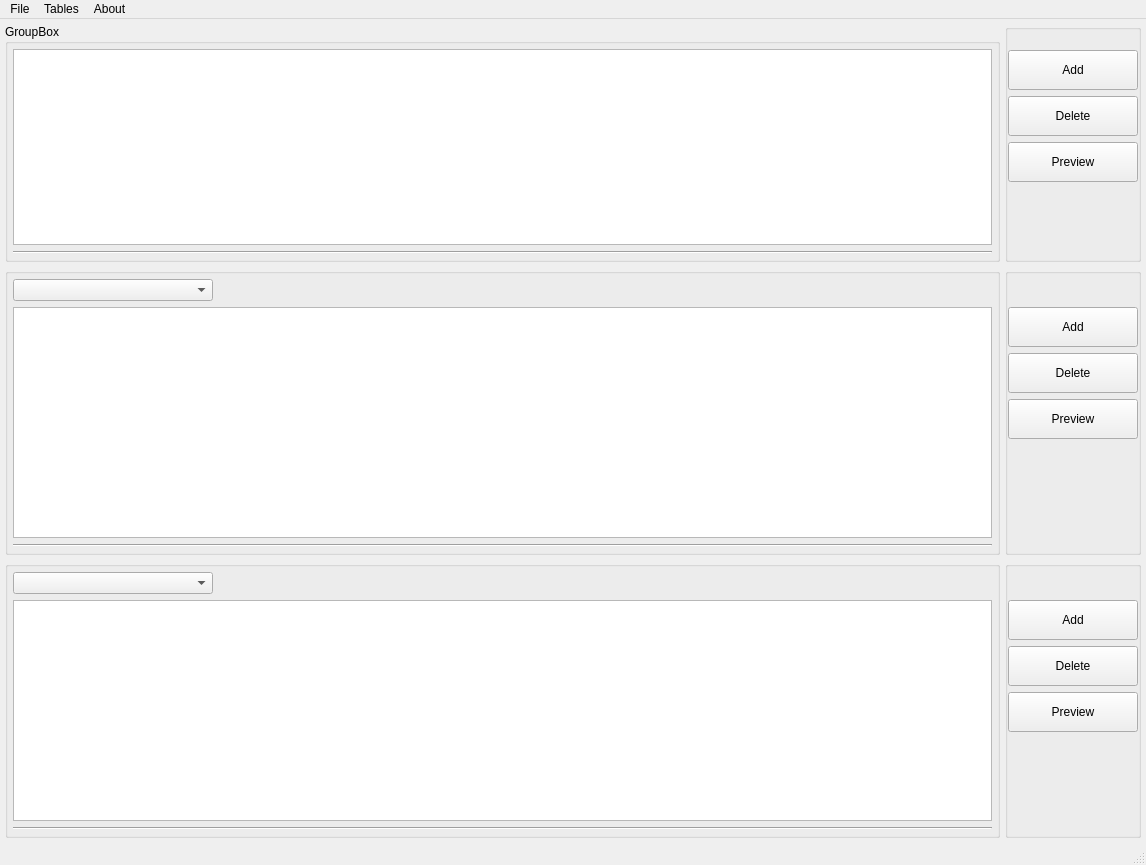
The window that FFSDatabaseInterface.ui (shimanskIA/FFS-Software) describes before a commit, drawn with Qt 5.
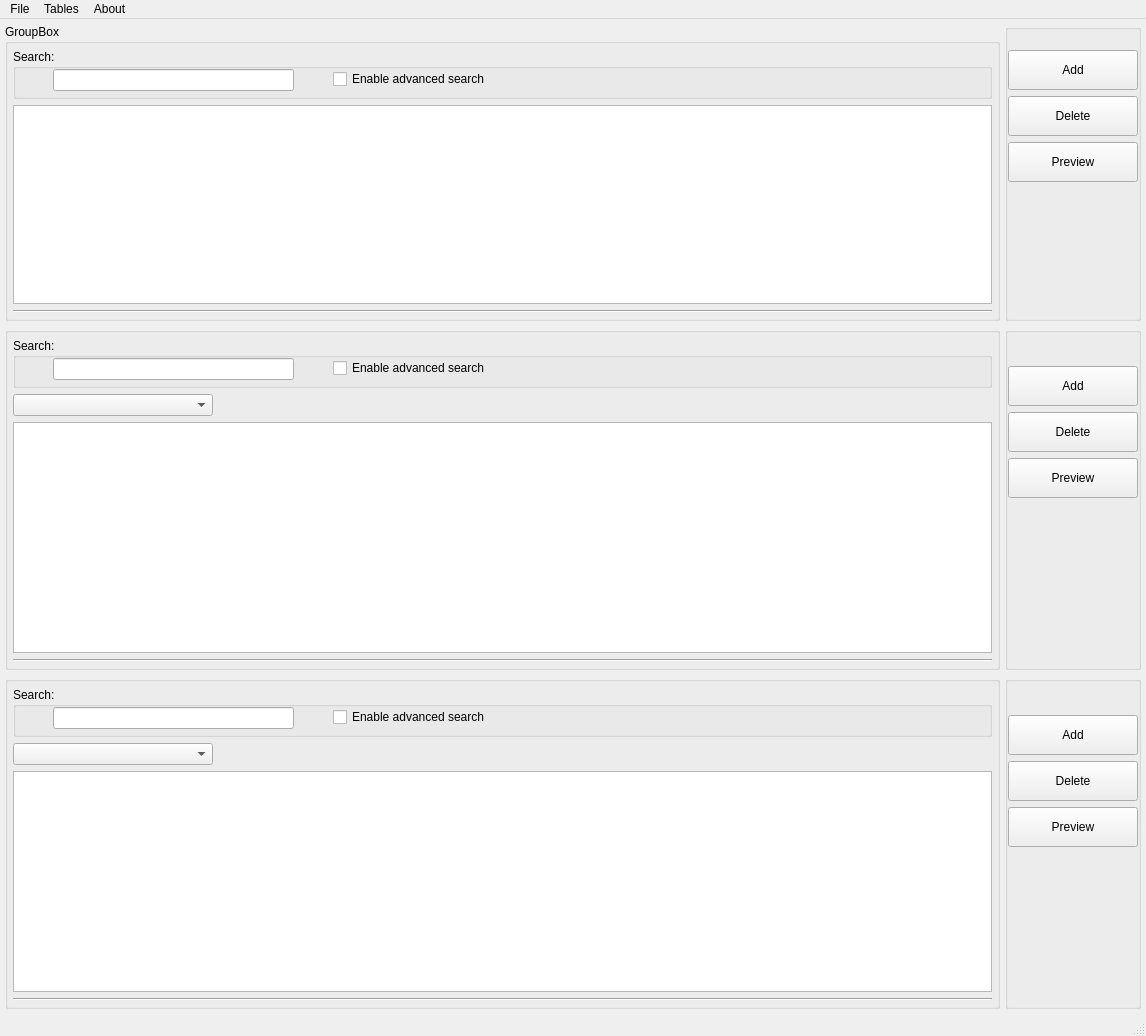
The same window after the commit. Icons and pictures are not drawn.

Commit message: implemented functionality of search via keyword and multiparamtrical advanced search that was not fully implemented yet

```diff
--- a/FFSDatabaseInterface.ui
+++ b/FFSDatabaseInterface.ui
@@ -7,7 +7,7 @@
     <x>0</x>
     <y>0</y>
     <width>1140</width>
-    <height>865</height>
+    <height>1036</height>
    </rect>
   </property>
   <property name="minimumSize">
@@ -84,6 +84,64 @@
          <property name="bottomMargin">
           <number>5</number>
          </property>
+         <item>
+          <widget class="QGroupBox" name="groupBox_2">
+           <property name="minimumSize">
+            <size>
+             <width>0</width>
+             <height>50</height>
+            </size>
+           </property>
+           <property name="title">
+            <string>Search:</string>
+           </property>
+           <widget class="QLineEdit" name="majorSearchInput">
+            <property name="geometry">
+             <rect>
+              <x>40</x>
+              <y>20</y>
+              <width>241</width>
+              <height>22</height>
+             </rect>
+            </property>
+           </widget>
+           <widget class="QLabel" name="majorSearchImage">
+            <property name="geometry">
+             <rect>
+              <x>10</x>
+              <y>20</y>
+              <width>31</width>
+              <height>21</height>
+             </rect>
+            </property>
+            <property name="frameShape">
+             <enum>QFrame::NoFrame</enum>
+            </property>
+            <property name="frameShadow">
+             <enum>QFrame::Plain</enum>
+            </property>
+            <property name="text">
+             <string/>
+            </property>
+            <property name="pixmap">
+             <pixmap>icons8-поиск-24.png</pixmap>
+            </property>
+           </widget>
+           <widget class="QCheckBox" name="majorAdvancedSearchCheckbox">
+            <property name="geometry">
+             <rect>
+              <x>320</x>
+              <y>20</y>
+              <width>161</width>
+              <height>20</height>
+             </rect>
+            </property>
+            <property name="text">
+             <string>Enable advanced search</string>
+            </property>
+           </widget>
+          </widget>
+         </item>
          <item>
           <widget class="QTableView" name="majorTableView">
            <property name="minimumSize">
@@ -237,6 +295,58 @@
          <property name="bottomMargin">
           <number>5</number>
          </property>
+         <item>
+          <widget class="QGroupBox" name="groupBox_4">
+           <property name="minimumSize">
+            <size>
+             <width>0</width>
+             <height>50</height>
+            </size>
+           </property>
+           <property name="title">
+            <string>Search:</string>
+           </property>
+           <widget class="QLineEdit" name="searchInput">
+            <property name="geometry">
+             <rect>
+              <x>40</x>
+              <y>20</y>
+              <width>241</width>
+              <height>22</height>
+             </rect>
+            </property>
+           </widget>
+           <widget class="QLabel" name="searchImage">
+            <property name="geometry">
+             <rect>
+              <x>10</x>
+              <y>20</y>
+              <width>31</width>
+              <height>21</height>
+             </rect>
+            </property>
+            <property name="text">
+             <string/>
+            </property>
+            <property name="pixmap">
+             <pixmap>icons8-поиск-24.png</pixmap>
+            </property>
+           </widget>
+           <widget class="QCheckBox" name="advancedSearchCheckbox">
+            <property name="geometry">
+             <rect>
+              <x>320</x>
+              <y>20</y>
+              <width>161</width>
+              <height>20</height>
+             </rect>
+            </property>
+            <property name="text">
+             <string>Enable advanced search</string>
+            </property>
+           </widget>
+          </widget>
+         </item>
          <item>
           <widget class="QComboBox" name="tableSelector">
            <property name="minimumSize">
@@ -394,6 +504,58 @@
          <property name="bottomMargin">
           <number>5</number>
          </property>
+         <item>
+          <widget class="QGroupBox" name="groupBox_6">
+           <property name="minimumSize">
+            <size>
+             <width>0</width>
+             <height>50</height>
+            </size>
+           </property>
+           <property name="title">
+            <string>Search:</string>
+           </property>
+           <widget class="QLineEdit" name="minorSearchInput">
+            <property name="geometry">
+             <rect>
+              <x>40</x>
+              <y>20</y>
+              <width>241</width>
+              <height>22</height>
+             </rect>
+            </property>
+           </widget>
+           <widget class="QLabel" name="minorSearchImage">
+            <property name="geometry">
+             <rect>
+              <x>10</x>
+              <y>20</y>
+              <width>31</width>
+              <height>21</height>
+             </rect>
+            </property>
+            <property name="text">
+             <string/>
+            </property>
+            <property name="pixmap">
+             <pixmap>icons8-поиск-24.png</pixmap>
+            </property>
+           </widget>
+           <widget class="QCheckBox" name="minorAdvancedSearchCheckbox">
+            <property name="geometry">
+             <rect>
+              <x>320</x>
+              <y>20</y>
+              <width>161</width>
+              <height>20</height>
+             </rect>
+            </property>
+            <property name="text">
+             <string>Enable advanced search</string>
+            </property>
+           </widget>
+          </widget>
+         </item>
          <item>
           <widget class="QComboBox" name="minorTableSelector">
            <property name="maximumSize">
```
The commit also changes 18 other files.
